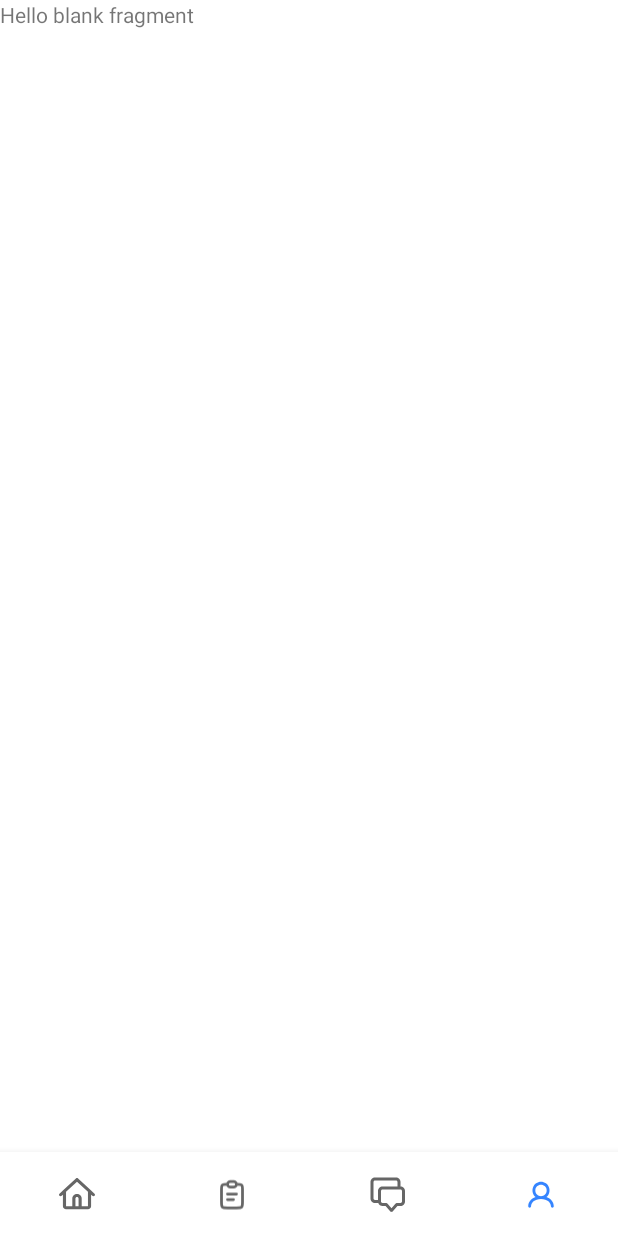
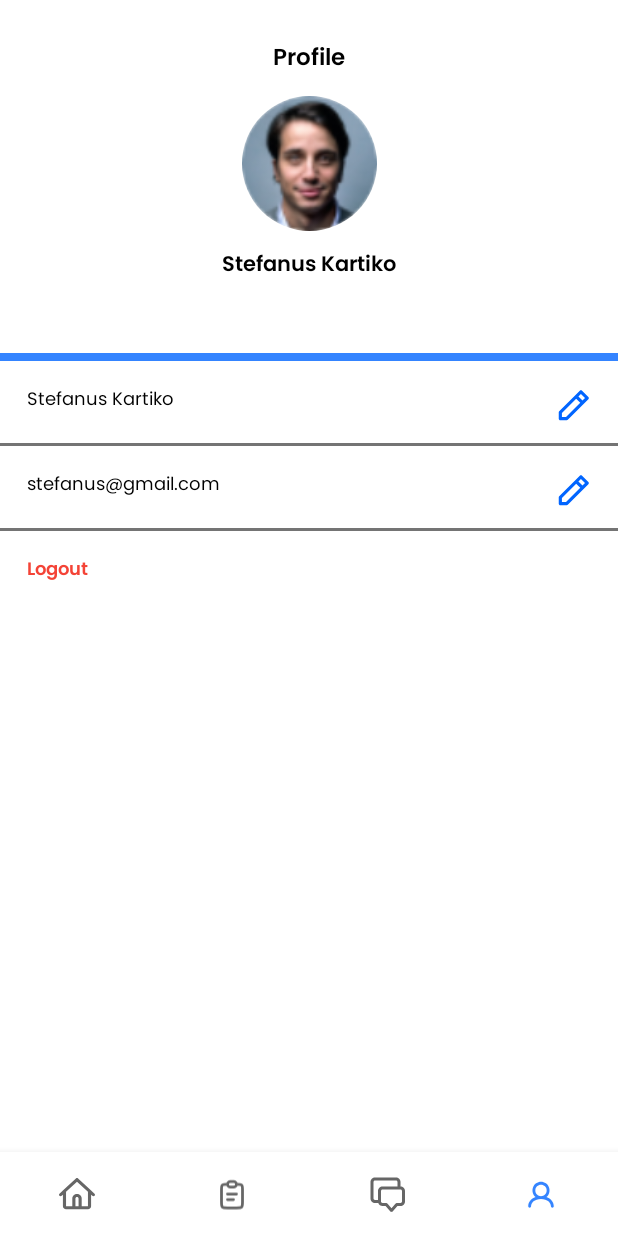
Before and after one commit to mrrezkii/MotionHack_16_e-psyc, an Android app: the ProfileFragment screen opened through its navigation route, on a phone screen of 412 x 824 dp. Before the commit the screen is almost empty. Run offline under Robolectric (Android 15) with nearby library versions, the phone set to English and light mode, and no system bars; our stand-ins replace CircleImageView, navigation-ui.

Commit message:
Slicing profile page

```diff
--- /dev/null
+++ b/app/src/main/res/drawable/ic_edit.xml
@@ -0,0 +1,10 @@
+<vector xmlns:android="http://schemas.android.com/apk/res/android"
+    android:width="25dp"
+    android:height="25dp"
+    android:viewportWidth="25"
+    android:viewportHeight="25">
+    <path
+        android:fillColor="#0165FF"
+        android:fillType="evenOdd"
+        android:pathData="M16.9718,2.3884C17.3785,1.9816 18.0381,1.9816 18.4449,2.3884L22.6116,6.5551C23.0184,6.9619 23.0184,7.6214 22.6116,8.0282L9.0699,21.5699C8.8745,21.7653 8.6096,21.875 8.3333,21.875H4.1667C3.5914,21.875 3.125,21.4086 3.125,20.8333V16.6667C3.125,16.3904 3.2347,16.1255 3.4301,15.9301L13.8466,5.5136L16.9718,2.3884ZM14.5833,7.7231L5.2083,17.0981V19.7917H7.9019L17.2769,10.4167L14.5833,7.7231ZM18.75,8.9435L16.0565,6.25L17.7083,4.5981L20.4019,7.2917L18.75,8.9435Z" />
+</vector>
--- a/app/src/main/res/layout/fragment_profile.xml
+++ b/app/src/main/res/layout/fragment_profile.xml
@@ -1,14 +1,129 @@
 <?xml version="1.0" encoding="utf-8"?>
-<FrameLayout xmlns:android="http://schemas.android.com/apk/res/android"
+<androidx.constraintlayout.widget.ConstraintLayout xmlns:android="http://schemas.android.com/apk/res/android"
+    xmlns:app="http://schemas.android.com/apk/res-auto"
     xmlns:tools="http://schemas.android.com/tools"
     android:layout_width="match_parent"
     android:layout_height="match_parent"
     tools:context=".ui.profile.ProfileFragment">
 
-    <!-- TODO: Update blank fragment layout -->
-    <TextView
+    <androidx.appcompat.widget.AppCompatTextView
+        android:id="@+id/tv_profile"
+        android:layout_width="wrap_content"
+        android:layout_height="wrap_content"
+        android:layout_marginTop="26dp"
+        android:fontFamily="@font/poppins_semibold"
+        android:text="Profile"
+        android:textColor="@color/black"
+        android:textSize="15dp"
+        app:layout_constraintEnd_toEndOf="parent"
+        app:layout_constraintStart_toStartOf="parent"
+        app:layout_constraintTop_toTopOf="parent" />
+
+    <de.hdodenhof.circleimageview.CircleImageView
+        android:id="@+id/iv_profile"
+        android:layout_width="90dp"
+        android:layout_height="90dp"
+        android:layout_marginTop="11dp"
+        android:src="@drawable/avatar"
+        app:layout_constraintEnd_toEndOf="parent"
+        app:layout_constraintStart_toStartOf="parent"
+        app:layout_constraintTop_toBottomOf="@+id/tv_profile" />
+
+    <androidx.appcompat.widget.AppCompatTextView
+        android:id="@+id/tv_name"
+        android:layout_width="wrap_content"
+        android:layout_height="wrap_content"
+        android:layout_marginTop="11dp"
+        android:fontFamily="@font/poppins_semibold"
+        android:text="Stefanus Kartiko"
+        android:textColor="@color/black"
+        android:textSize="14sp"
+        app:layout_constraintEnd_toEndOf="parent"
+        app:layout_constraintStart_toStartOf="parent"
+        app:layout_constraintTop_toBottomOf="@+id/iv_profile" />
+
+    <View
+        android:id="@+id/hr_blue"
         android:layout_width="match_parent"
-        android:layout_height="match_parent"
-        android:text="@string/hello_blank_fragment" />
+        android:layout_height="5dp"
+        android:layout_marginTop="46dp"
+        android:background="@color/blue"
+        app:layout_constraintTop_toBottomOf="@+id/tv_name" />
 
-</FrameLayout>
+    <androidx.appcompat.widget.AppCompatTextView
+        android:id="@+id/tv_detail_name"
+        android:layout_width="wrap_content"
+        android:layout_height="wrap_content"
+        android:layout_marginStart="18dp"
+        android:layout_marginTop="16dp"
+        android:fontFamily="@font/poppins_regular"
+        android:text="Stefanus Kartiko"
+        android:textColor="@color/black"
+        android:textSize="12sp"
+        app:layout_constraintStart_toStartOf="parent"
+        app:layout_constraintTop_toBottomOf="@+id/hr_blue" />
+
+    <androidx.appcompat.widget.AppCompatImageView
+        android:id="@+id/iv_edit_name"
+        android:layout_width="wrap_content"
+        android:layout_height="wrap_content"
+        android:layout_marginTop="17dp"
+        android:layout_marginEnd="17dp"
+        android:src="@drawable/ic_edit"
+        app:layout_constraintEnd_toEndOf="parent"
+        app:layout_constraintTop_toBottomOf="@+id/hr_blue" />
+
+    <View
+        android:id="@+id/hr_grey"
+        android:layout_width="match_parent"
+        android:layout_height="2dp"
+        android:layout_marginTop="18dp"
+        android:background="#747474"
+        app:layout_constraintTop_toBottomOf="@+id/tv_detail_name" />
+
+    <androidx.appcompat.widget.AppCompatTextView
+        android:id="@+id/tv_detail_email"
+        android:layout_width="wrap_content"
+        android:layout_height="wrap_content"
+        android:layout_marginStart="18dp"
+        android:layout_marginTop="16dp"
+        android:fontFamily="@font/poppins_regular"
+        android:text="stefanus@gmail.com"
+        android:textColor="@color/black"
+        android:textSize="12sp"
+        app:layout_constraintStart_toStartOf="parent"
+        app:layout_constraintTop_toBottomOf="@+id/hr_grey" />
+
+    <androidx.appcompat.widget.AppCompatImageView
+        android:id="@+id/iv_edit_email"
+        android:layout_width="wrap_content"
+        android:layout_height="wrap_content"
+        android:layout_marginTop="17dp"
+        android:layout_marginEnd="17dp"
+        android:src="@drawable/ic_edit"
+        app:layout_constraintEnd_toEndOf="parent"
+        app:layout_constraintTop_toBottomOf="@+id/hr_grey" />
+
+    <View
+        android:id="@+id/hr_grey_2"
+        android:layout_width="match_parent"
+        android:layout_height="2dp"
+        android:layout_marginTop="18dp"
+        android:background="#747474"
+        app:layout_constraintTop_toBottomOf="@+id/tv_detail_email" />
+
+    <androidx.appcompat.widget.AppCompatTextView
+        android:id="@+id/tv_logout"
+        android:layout_width="wrap_content"
+        android:layout_height="wrap_content"
+        android:layout_marginStart="18dp"
+        android:layout_marginTop="16dp"
+        android:fontFamily="@font/poppins_semibold"
+        android:text="Logout"
+        android:textColor="#F44336"
+        android:textSize="12sp"
+        app:layout_constraintStart_toStartOf="parent"
+        app:layout_constraintTop_toBottomOf="@+id/hr_grey_2" />
+
+
+</androidx.constraintlayout.widget.ConstraintLayout>
```
